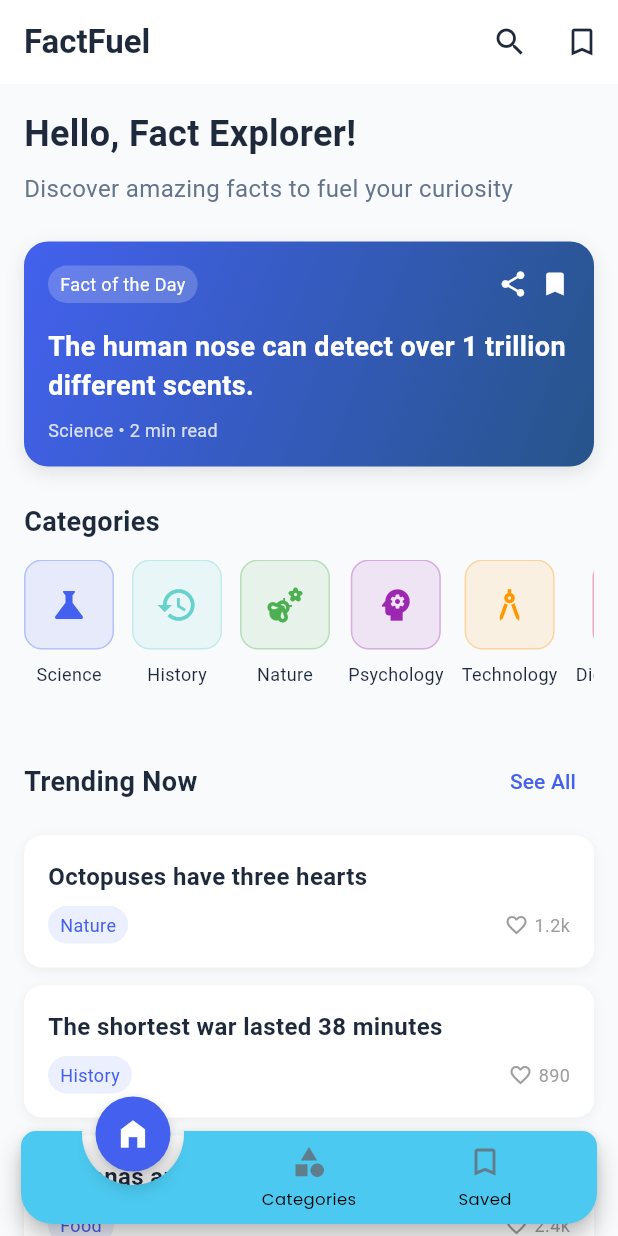
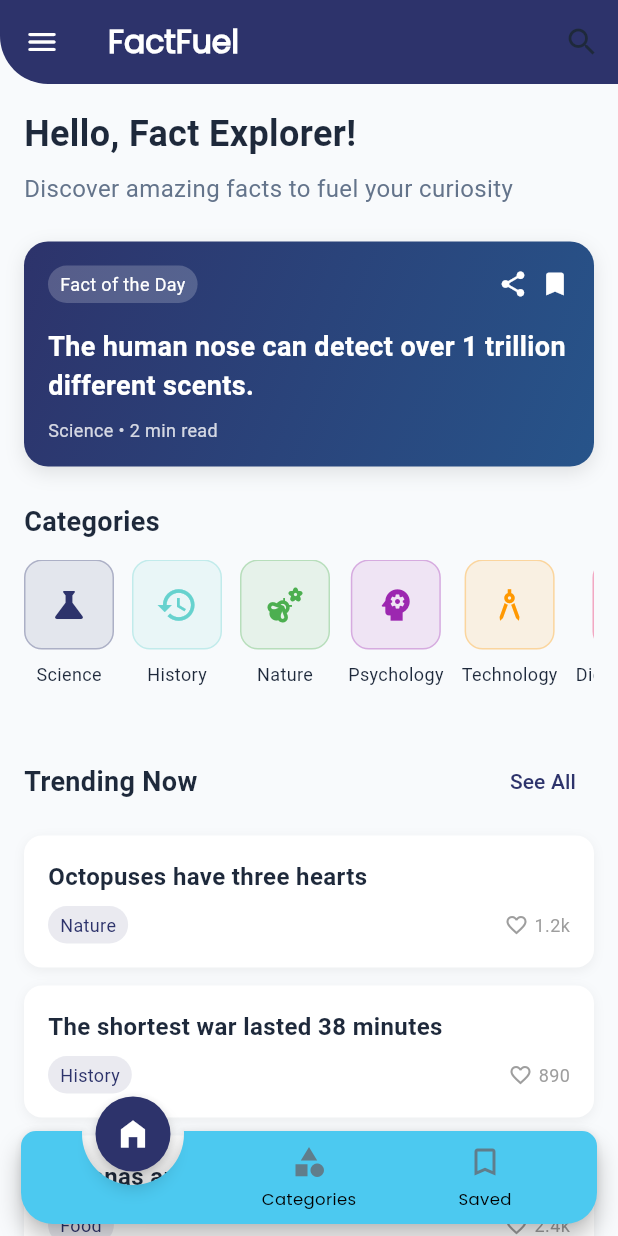
Before and after one commit to rahulkumardev24/FactFuel-Facts-App-Flutter, a Flutter app: the screen it shows after launch, on a phone screen of 412 x 824 dp. Run offline on Flutter 3.47's test engine with Material 3 defaults, Android fonts, the phone set to English and light mode, and no system bars; drawn by our look-alikes of animated_notch_bottom_bar; our stand-ins replace get.

Commit message:
last push today

```diff
--- a/lib/helper/colors.dart
+++ b/lib/helper/colors.dart
@@ -2,7 +2,7 @@ import 'package:flutter/material.dart';
 
 class AppColors {
   // Primary colors (brand colors)
-  static const Color primary = Color(0xFF4361EE);
+  static const Color primary = Color(0xff2D336B);
   static const Color primaryDark = Color(0xff27548A);
   static const Color primaryLight = Color(0xFF4895EF);
 
--- a/lib/screens/home_screen.dart
+++ b/lib/screens/home_screen.dart
@@ -1,3 +1,4 @@
+import 'package:fact_fuel/helper/custom_text_style.dart';
 import 'package:flutter/material.dart';
 
 import '../helper/colors.dart';
@@ -10,33 +11,46 @@ class HomeScreen extends StatefulWidget {
 }
 
 class _HomeScreenState extends State<HomeScreen> {
+  final GlobalKey<ScaffoldState> _scaffoldKey = GlobalKey<ScaffoldState>();
+
   @override
   Widget build(BuildContext context) {
     return Scaffold(
+      key: _scaffoldKey,
       backgroundColor: AppColors.background,
+
+      /// app bar
       appBar: AppBar(
-        title: const Text(
+        title: Text(
           'FactFuel',
-          style: TextStyle(
+          style: myTextStyle21(
             fontWeight: FontWeight.bold,
-            color: AppColors.textPrimary,
+            textColor: Colors.white,
           ),
         ),
+        leading: IconButton(
+          icon: Icon(Icons.menu_rounded),
+          color: Colors.white,
+          onPressed: () {
+            _scaffoldKey.currentState?.openDrawer();
+          },
+        ),
+        shape: RoundedRectangleBorder(
+          borderRadius: BorderRadius.only(bottomLeft: Radius.circular(32)),
+        ),
+
         actions: [
           IconButton(
             icon: const Icon(Icons.search),
             onPressed: () {},
             color: AppColors.textPrimary,
           ),
-          IconButton(
-            icon: const Icon(Icons.bookmark_border),
-            onPressed: () {},
-            color: AppColors.textPrimary,
-          ),
         ],
-        backgroundColor: AppColors.surface,
+        backgroundColor: AppColors.primary,
         elevation: 0,
       ),
+
+      drawer: Drawer(),
       body: SingleChildScrollView(
         padding: const EdgeInsets.all(16),
         child: Column(
@@ -59,7 +73,6 @@ class _HomeScreenState extends State<HomeScreen> {
           ],
         ),
       ),
-
     );
   }
 
```
